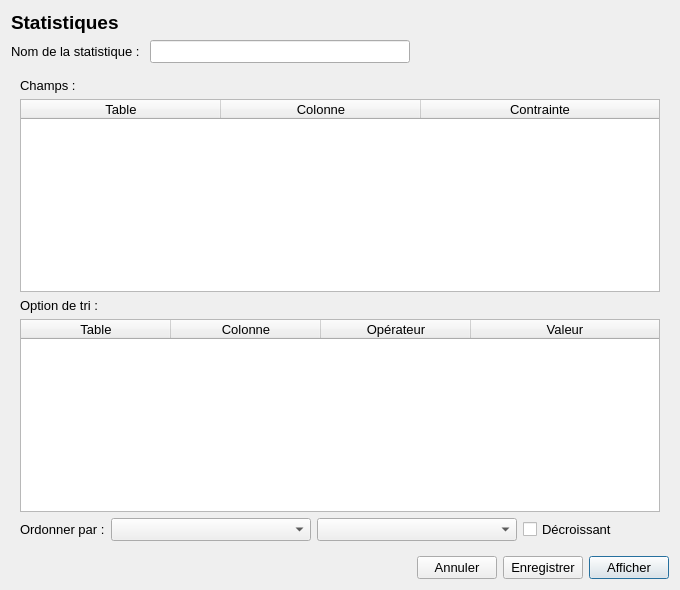
The window that GUI/statistique.ui (samueldrouin/PyGuide) describes before a commit, drawn with Qt 5.
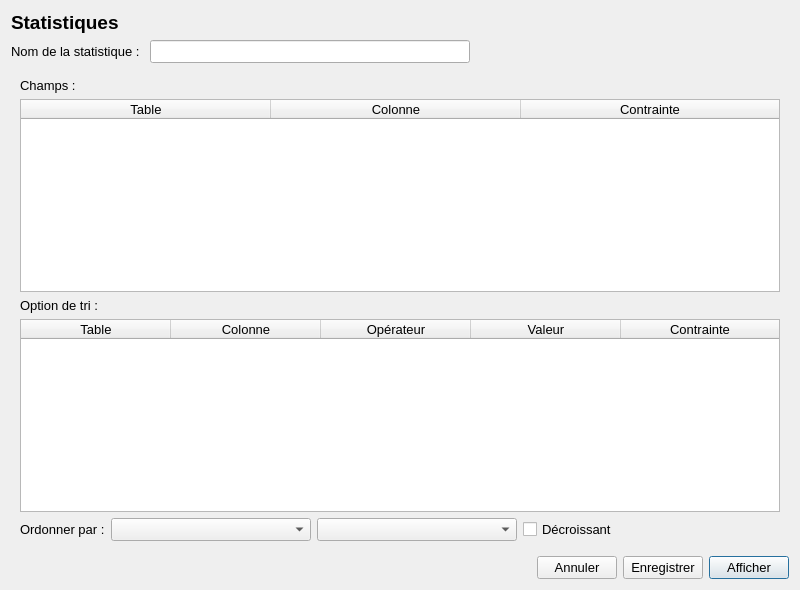
The same window after the commit.

Commit message: Ajout de la création de fichier excel dans le module statistique

Patch:
```diff
--- a/GUI/statistique.ui
+++ b/GUI/statistique.ui
@@ -6,13 +6,13 @@
    <rect>
     <x>0</x>
     <y>0</y>
-    <width>680</width>
+    <width>800</width>
     <height>590</height>
    </rect>
   </property>
   <property name="minimumSize">
    <size>
-    <width>680</width>
+    <width>800</width>
     <height>590</height>
    </size>
   </property>
@@ -427,7 +427,7 @@
          <bool>true</bool>
         </property>
         <attribute name="horizontalHeaderDefaultSectionSize">
-         <number>200</number>
+         <number>250</number>
         </attribute>
         <attribute name="horizontalHeaderStretchLastSection">
          <bool>true</bool>
@@ -484,6 +484,11 @@
           <string>Valeur</string>
          </property>
         </column>
+        <column>
+         <property name="text">
+          <string>Contrainte</string>
+         </property>
+        </column>
        </widget>
       </item>
       <item>
```
The commit also changes 5 other files.
